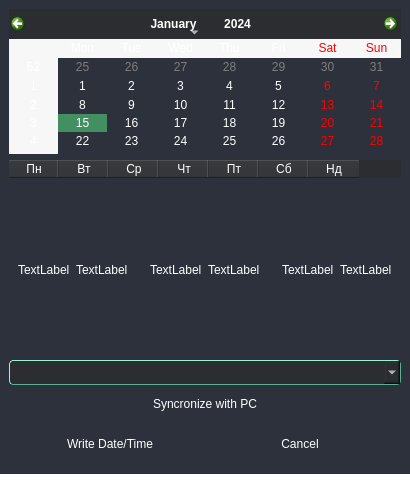
Old version of the form UI/forms/AqSetRtcWidget.ui in the repository romangolovkou/AQteck_toolMAX.
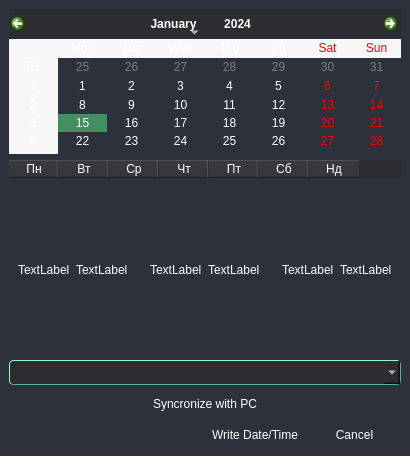
New version of the form. Icons and pictures are not drawn. Custom widgets are drawn as their Qt base class.

What changed in the file:
```diff
--- a/UI/forms/AqSetRtcWidget.ui
+++ b/UI/forms/AqSetRtcWidget.ui
@@ -7,7 +7,7 @@
     <x>0</x>
     <y>0</y>
     <width>392</width>
-    <height>483</height>
+    <height>474</height>
    </rect>
   </property>
   <property name="windowTitle">
@@ -340,9 +340,15 @@
       <item>
        <widget class="AqTimeWidget" name="timeWidget" native="true">
         <layout class="QHBoxLayout" name="horizontalLayout_2">
+         <property name="leftMargin">
+          <number>9</number>
+         </property>
          <property name="topMargin">
           <number>20</number>
          </property>
+         <property name="rightMargin">
+          <number>9</number>
+         </property>
          <property name="bottomMargin">
           <number>20</number>
          </property>
@@ -765,6 +771,39 @@
        </widget>
       </item>
       <item>
+       <widget class="QFrame" name="frame">
+        <property name="frameShape">
+         <enum>QFrame::StyledPanel</enum>
+        </property>
+        <property name="frameShadow">
+         <enum>QFrame::Raised</enum>
+        </property>
+        <layout class="QHBoxLayout" name="horizontalLayout_3">
+         <property name="leftMargin">
+          <number>0</number>
+         </property>
+         <property name="topMargin">
+          <number>0</number>
+         </property>
+         <property name="rightMargin">
+          <number>0</number>
+         </property>
+         <property name="bottomMargin">
+          <number>0</number>
+         </property>
+         <item alignment="Qt::AlignRight">
+          <widget class="QLabel" name="messageLabel">
+           <property name="font">
+            <font>
+             <pointsize>12</pointsize>
+            </font>
+           </property>
+           <property name="text">
+            <string/>
+           </property>
+          </widget>
+         </item>
+         <item>
        <widget class="QFrame" name="buttonFrame">
         <property name="frameShape">
          <enum>QFrame::StyledPanel</enum>
@@ -773,6 +812,18 @@
          <enum>QFrame::Raised</enum>
         </property>
         <layout class="QHBoxLayout" name="horizontalLayout">
+            <property name="leftMargin">
+             <number>0</number>
+            </property>
+            <property name="topMargin">
+             <number>0</number>
+            </property>
+            <property name="rightMargin">
+             <number>0</number>
+            </property>
+            <property name="bottomMargin">
+             <number>0</number>
+            </property>
          <item>
           <widget class="QPushButton" name="writeBtn">
            <property name="minimumSize">
@@ -797,6 +848,9 @@
            <property name="text">
             <string>Cancel</string>
            </property>
+             </widget>
+            </item>
+           </layout>
           </widget>
          </item>
         </layout>
```
Lines whose indentation alone changed are shown as unchanged.
